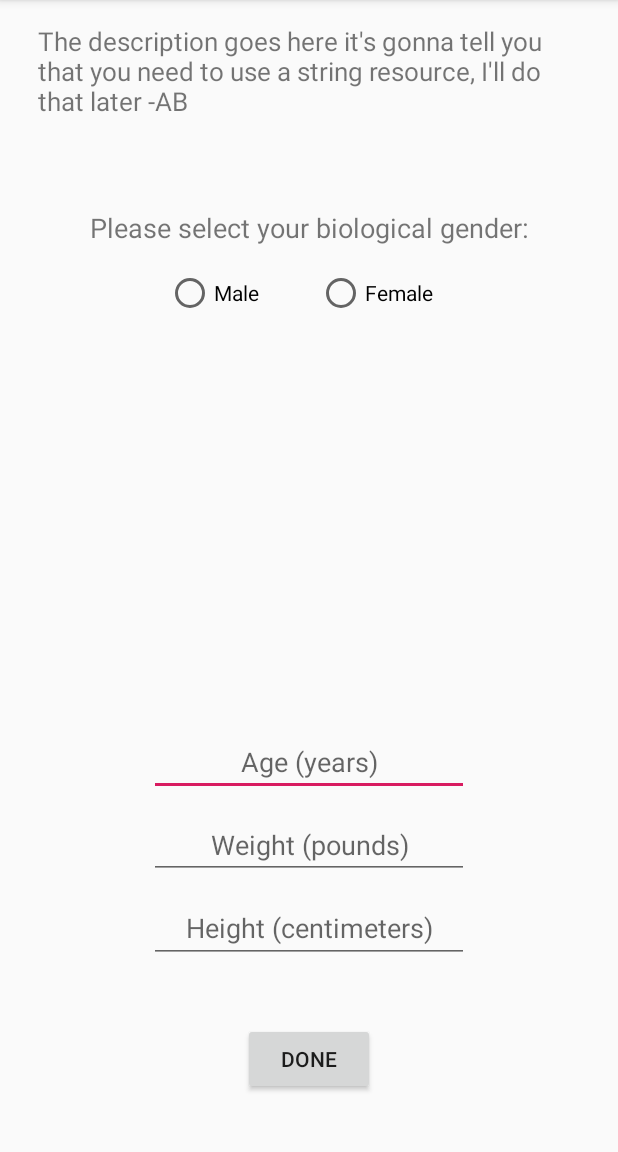
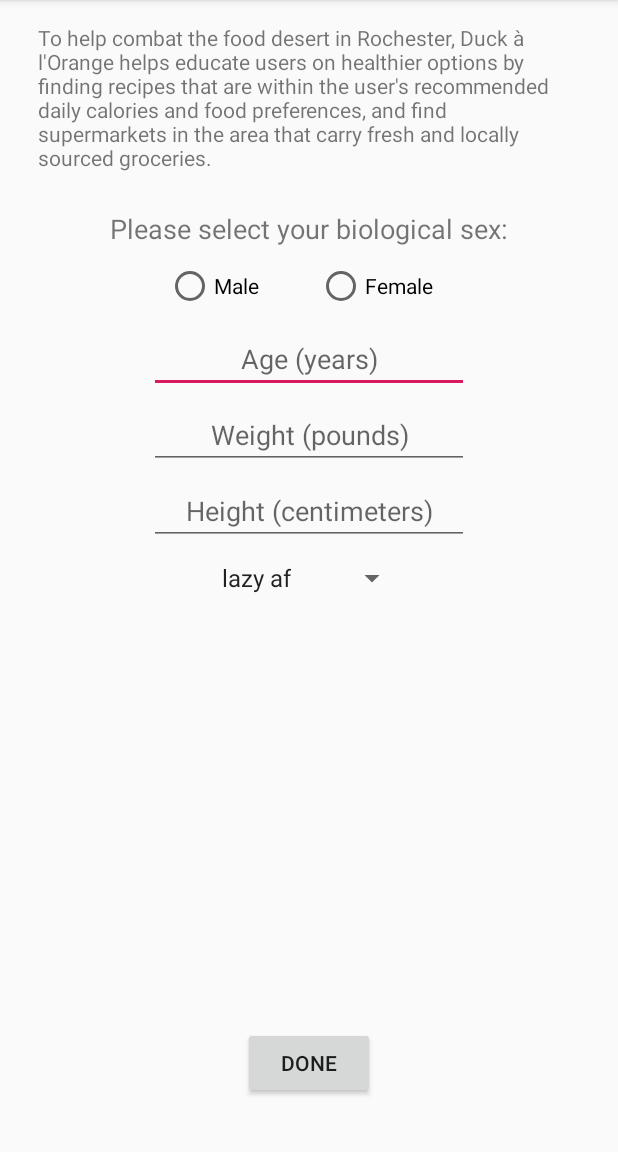
Before and after one commit to DandyHacks2018/Duck-A-L-Orange, an Android app: the screen it shows after launch (MainActivity), on a phone screen of 412 x 824 dp, the part 84-1236 px from its top. Run offline under Robolectric (Android 15) with nearby library versions, the phone set to English and light mode, and no system bars.

Commit message:
added spinner, edited layouts

```diff
--- a/app/src/main/java/dandy2018/duckalorange/MainActivity.java
+++ b/app/src/main/java/dandy2018/duckalorange/MainActivity.java
@@ -4,12 +4,15 @@ import android.content.Intent;
 import android.support.v7.app.AppCompatActivity;
 import android.os.Bundle;
 import android.view.View;
+import android.widget.AdapterView;
+import android.widget.ArrayAdapter;
 import android.widget.Button;
 import android.widget.EditText;
 import android.widget.RadioButton;
+import android.widget.Spinner;
 import android.widget.Toast;
 
-public class MainActivity extends AppCompatActivity {
+public class MainActivity extends AppCompatActivity implements AdapterView.OnItemSelectedListener {
     Button button;
     RadioButton male;
     RadioButton female;
@@ -27,6 +30,31 @@ public class MainActivity extends AppCompatActivity {
         ageView = findViewById(R.id.txtAge);
         weightView = findViewById(R.id.txtWeight);
         heightView = findViewById(R.id.txtHeight);
+
+        // Spinner element
+        Spinner spinner = (Spinner) findViewById(R.id.spinner);
+        // Spinner click listener
+        spinner.setOnItemSelectedListener(this);
+        // Create an ArrayAdapter using the string array and a default spinner layout
+        ArrayAdapter<CharSequence> adapter = ArrayAdapter.createFromResource(this,
+                R.array.activity_array, android.R.layout.simple_spinner_item);
+        // Specify the layout to use when the list of choices appears
+        adapter.setDropDownViewResource(android.R.layout.simple_spinner_dropdown_item);
+        // Apply the adapter to the spinner
+        spinner.setAdapter(adapter);
+
+    }
+
+    @Override
+    public void onItemSelected(AdapterView<?> parent, View view, int position, long id) {
+        // On selecting a spinner item
+        String item = parent.getItemAtPosition(position).toString();
+
+        // Showing selected spinner item
+        Toast.makeText(parent.getContext(), "Selected: " + item, Toast.LENGTH_LONG).show();
+    }
+    public void onNothingSelected(AdapterView<?> arg0) {
+        // TODO Auto-generated method stub
     }
 
     public void sendMessage(View view){
--- a/app/src/main/res/layout/activity_main.xml
+++ b/app/src/main/res/layout/activity_main.xml
@@ -24,7 +24,7 @@
         android:layout_marginRight="25dp"
         android:layout_marginBottom="460dp"
         android:text="@string/description"
-        android:textSize="17sp"
+        android:textSize="14sp"
         app:layout_constraintBottom_toBottomOf="parent"
         app:layout_constraintEnd_toEndOf="parent"
         app:layout_constraintStart_toStartOf="parent"
@@ -32,14 +32,13 @@
         app:layout_constraintVertical_bias="0.0" />
 
     <TextView
-        android:id="@+id/txtGender"
+        android:id="@+id/txtSex"
         android:layout_width="wrap_content"
         android:layout_height="wrap_content"
-        android:layout_marginTop="60dp"
+        android:layout_marginTop="25dp"
         android:text="@string/prompt_gender"
         android:textSize="18sp"
         app:layout_constraintEnd_toStartOf="@+id/guideline"
-        app:layout_constraintHorizontal_bias="0.498"
         app:layout_constraintStart_toStartOf="@+id/guideline"
         app:layout_constraintTop_toBottomOf="@+id/txtBio" />
 
@@ -50,18 +49,18 @@
         android:orientation="horizontal"
         app:layout_constraintEnd_toStartOf="@+id/guideline"
         app:layout_constraintStart_toStartOf="@+id/guideline"
-        app:layout_constraintTop_toBottomOf="@+id/txtGender">
+        app:layout_constraintTop_toBottomOf="@+id/txtSex">
 
         <RadioButton
             android:id="@+id/rdbMale"
             android:layout_width="90dp"
             android:layout_height="wrap_content"
-            android:layout_marginTop="15dp"
+            android:layout_marginTop="10dp"
             android:layout_marginEnd="5dp"
             android:layout_marginRight="5dp"
             android:text="@string/gender_male"
             app:layout_constraintEnd_toStartOf="@+id/guideline"
-            app:layout_constraintTop_toBottomOf="@+id/txtGender" />
+            app:layout_constraintTop_toBottomOf="@+id/txtSex" />
 
         <RadioButton
             android:id="@+id/rdbFemale"
@@ -69,10 +68,10 @@
             android:layout_height="wrap_content"
             android:layout_marginStart="5dp"
             android:layout_marginLeft="5dp"
-            android:layout_marginTop="15dp"
+            android:layout_marginTop="10dp"
             android:text="@string/gender_female"
             app:layout_constraintStart_toStartOf="@+id/guideline"
-            app:layout_constraintTop_toBottomOf="@+id/txtGender" />
+            app:layout_constraintTop_toBottomOf="@+id/txtSex" />
 
     </RadioGroup>
 
@@ -80,48 +79,61 @@
         android:id="@+id/txtAge"
         android:layout_width="wrap_content"
         android:layout_height="wrap_content"
-        android:layout_marginBottom="10dp"
+        android:layout_marginTop="10dp"
         android:ems="10"
         android:gravity="center_horizontal"
         android:hint="@string/prompt_age"
         android:inputType="number"
-        app:layout_constraintBottom_toTopOf="@+id/txtWeight"
         app:layout_constraintEnd_toStartOf="@+id/guideline"
         app:layout_constraintStart_toStartOf="@+id/guideline"
+        app:layout_constraintTop_toBottomOf="@+id/rdg"
         app:layout_constraintVertical_chainStyle="spread" />
 
     <EditText
         android:id="@+id/txtWeight"
         android:layout_width="wrap_content"
         android:layout_height="wrap_content"
-        android:layout_marginBottom="10dp"
+        android:layout_marginTop="5dp"
         android:ems="10"
         android:gravity="center_horizontal"
         android:hint="@string/prompt_weight"
         android:inputType="number"
-        app:layout_constraintBottom_toTopOf="@+id/txtHeight"
         app:layout_constraintEnd_toStartOf="@+id/guideline"
-        app:layout_constraintStart_toStartOf="@+id/guideline" />
+        app:layout_constraintStart_toStartOf="@+id/guideline"
+        app:layout_constraintTop_toBottomOf="@+id/txtAge" />
 
     <EditText
         android:id="@+id/txtHeight"
         android:layout_width="wrap_content"
-        android:layout_height="46dp"
-        android:layout_marginBottom="40dp"
+        android:layout_height="wrap_content"
+        android:layout_marginTop="5dp"
         android:ems="10"
         android:gravity="center_horizontal"
         android:hint="@string/prompt_height"
         android:inputType="number"
-        app:layout_constraintBottom_toTopOf="@+id/button"
         app:layout_constraintEnd_toStartOf="@+id/guideline"
-        app:layout_constraintHorizontal_bias="0.555"
-        app:layout_constraintStart_toStartOf="@+id/guideline" />
+        app:layout_constraintStart_toStartOf="@+id/guideline"
+        app:layout_constraintTop_toBottomOf="@+id/txtWeight" />
+
+    <Spinner
+        android:id="@+id/spinner"
+        android:layout_width="wrap_content"
+        android:layout_height="wrap_content"
+        android:layout_marginStart="144dp"
+        android:layout_marginLeft="144dp"
+        android:layout_marginTop="10dp"
+        app:layout_constraintEnd_toEndOf="@+id/guideline"
+        app:layout_constraintEnd_toStartOf="@+id/guideline"
+        app:layout_constraintStart_toStartOf="@+id/guideline"
+        app:layout_constraintTop_toBottomOf="@+id/txtHeight"
+        android:prompt="@string/prompt_activity"/>
 
     <Button
         android:id="@+id/button"
         android:layout_width="wrap_content"
         android:layout_height="48dp"
-        android:layout_marginBottom="38dp"
+        android:layout_marginTop="20dp"
+        android:layout_marginBottom="35dp"
         android:onClick="sendMessage"
         android:text="@string/button_done"
         app:layout_constraintBottom_toBottomOf="parent"
--- a/app/src/main/res/values/strings.xml
+++ b/app/src/main/res/values/strings.xml
@@ -1,12 +1,20 @@
 <resources>
     <string name="app_name">Duck A L\'Orange</string>
-    <string name="description">The description goes here it\'s gonna tell you that you need to use a string resource, I\'ll do that later -AB</string>
-    <string name="prompt_gender">Please select your biological gender:</string>
+    <string name="description">To help combat the food desert in Rochester, Duck à l\'Orange helps educate users on healthier options by finding recipes that are within the user\'s recommended daily calories and food preferences, and find supermarkets in the area that carry fresh and locally sourced groceries.</string>
+    <string name="prompt_gender">Please select your biological sex:</string>
     <string name="gender_male">Male</string>
     <string name="gender_female">Female</string>
     <string name="prompt_age">Age (years)</string>
     <string name="prompt_weight">Weight (pounds)</string>
     <string name="prompt_height">Height (centimeters)</string>
+    <string name="prompt_activity">Activity</string>
+    <string-array name="activity_array">
+        <item>lazy af</item>
+        <item>division 3</item>
+        <item>jacked af</item>
+        <item>brolic</item>
+        <item>squash</item>
+    </string-array>
     <string name="button_done">done</string>
     <string name="preferences">Preferences</string>
     <string name="button_find">find</string>
```
